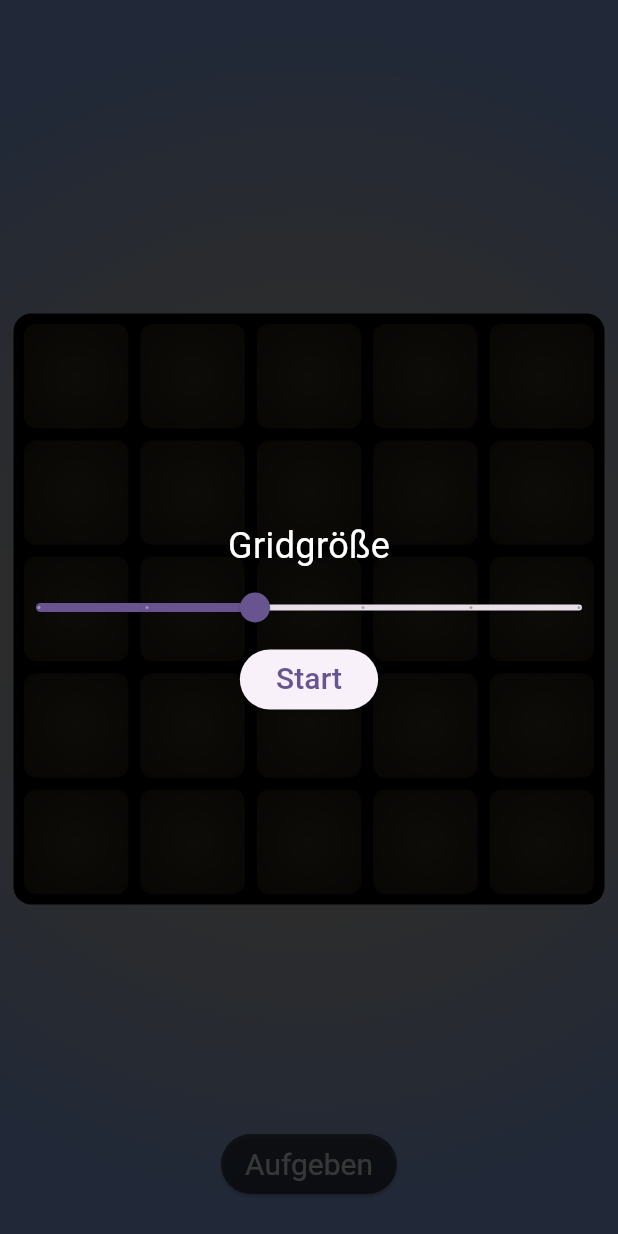
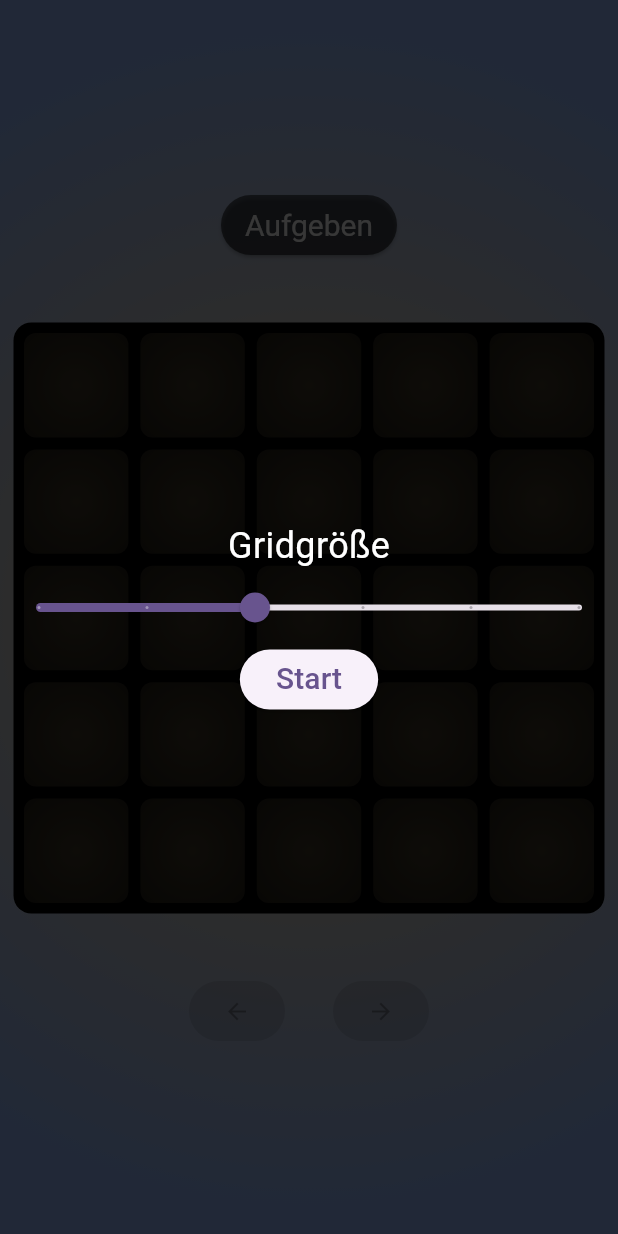
Before and after one commit to Mike4A/lights_out, a Flutter app: the screen it shows after launch, on a phone screen of 412 x 824 dp. Run offline on Flutter 3.47's test engine with Material 3 defaults, Android fonts, the phone set to English and light mode, and no system bars.

Commit message:
preparing for history

```diff
--- a/lib/screens/game_screen.dart
+++ b/lib/screens/game_screen.dart
@@ -20,6 +20,20 @@ class _GameScreenState extends State<GameScreen> {
   final Random _rng = Random();
   late double _hue;
 
+  Color get _getLightColor => HSLColor.fromAHSL(
+    1,
+    _hue,
+    AppConstants.lightSaturation,
+    AppConstants.lightLuminosity,
+  ).toColor();
+
+  Color get _getBackgroundColor => HSLColor.fromAHSL(
+    1,
+    (_hue + 180) % 360,
+    AppConstants.lightSaturation,
+    AppConstants.lightLuminosity,
+  ).toColor();
+
   @override
   void initState() {
     super.initState();
@@ -34,6 +48,23 @@ class _GameScreenState extends State<GameScreen> {
   void _startNewGame() {
     _randomizerTicks = 0;
     _randomizeGrid(100);
+  }
+
+  void _endGame() {
+    setState(() {
+      _randomizerTicks = 1000;
+      _showSizeOverlay = true;
+      _listenToLightTaps = false;
+    });
+  }
+
+  void _handleGameOver() {
+    if (_grid.every((row) => row.every((cell) => cell == false))) {
+      setState(() {
+        _listenToLightTaps = false;
+      });
+      Future.delayed(Duration(seconds: 3), () => _endGame());
+    }
   }
 
   void _toggleLights(int x, int y) {
@@ -60,44 +91,12 @@ class _GameScreenState extends State<GameScreen> {
     if (_randomizerTicks <= _gridSize * 10) {
       nextDelayMs = 100;
     } else {
-      nextDelayMs =
-          (_randomizerTicks - _gridSize * 10) * (100 - _gridSize * 10);
+      nextDelayMs = (_randomizerTicks - _gridSize * 10) * (100 - _gridSize * 10);
     }
     if (nextDelayMs > 1000) nextDelayMs = -1;
     Future.delayed(Duration(milliseconds: delayMs), () {
       _randomizeGrid(nextDelayMs);
     });
-  }
-
-  void _checkGameOver() {
-    if (_grid.every((row) => row.every((cell) => cell == false))) {
-      setState(() {
-        _listenToLightTaps = false;
-      });
-      Future.delayed(Duration(seconds: 3), () {
-        setState(() {
-          _showSizeOverlay = true;
-        });
-      });
-    }
-  }
-
-  Color _getLightColor() {
-    return HSLColor.fromAHSL(
-      1,
-      _hue,
-      AppConstants.lightSaturation,
-      AppConstants.lightLuminosity,
-    ).toColor();
-  }
-
-  Color _getBackgroundColor() {
-    return HSLColor.fromAHSL(
-      1,
-      (_hue + 180) % 360,
-      AppConstants.lightSaturation,
-      AppConstants.lightLuminosity,
-    ).toColor();
   }
 
   @override
@@ -108,17 +107,27 @@ class _GameScreenState extends State<GameScreen> {
           Container(
             decoration: BoxDecoration(
               gradient: RadialGradient(
-                colors: [_getLightColor(), _getBackgroundColor()],
+                colors: [_getLightColor, _getBackgroundColor],
                 center: Alignment.center,
                 radius: 0.95,
               ),
             ),
-            child: Column(
+            child: _buildGameFrame(),
+          ),
+          if (_showSizeOverlay) Positioned.fill(child: _buildOverlay()),
+        ],
+      ),
+    );
+  }
+
+
+  Widget _buildGameFrame() {
+    return Column(
       children: [
-                const SizedBox(height: 60),
-                Expanded(
-                  child: Center(
-                    child: AspectRatio(
+        const Spacer(),
+        _buildGiveUpButton(),
+        const SizedBox(height: 32),
+        AspectRatio(
           aspectRatio: 1,
           child: Padding(
             padding: const EdgeInsets.all(9),
@@ -132,37 +141,23 @@ class _GameScreenState extends State<GameScreen> {
             ),
           ),
         ),
-                  ),
-                ),
-                Padding(
-                  padding: const EdgeInsets.only(bottom: 24.0),
-                  child: ElevatedButton(
+        const SizedBox(height: 32),
+        _buildNavButtons(),
+        const Spacer(),
+      ],
+    );
+  }
+
+  Widget _buildGiveUpButton() {
+    return ElevatedButton(
       style: ElevatedButton.styleFrom(
         backgroundColor: Colors.black54,
         foregroundColor: Colors.white,
-                      padding: const EdgeInsets.symmetric(
-                        horizontal: 16,
-                        vertical: 8,
-                      ),
+        padding: const EdgeInsets.symmetric(horizontal: 16, vertical: 8),
         textStyle: const TextStyle(fontSize: 20),
       ),
-                    onPressed: () {
-                      setState(() {
-                        _randomizerTicks = 1000;
-                        _showSizeOverlay = true;
-                        _listenToLightTaps = false;
-                      });
-                    },
+      onPressed: _endGame,
       child: const Text('Aufgeben'),
-                  ),
-                ),
-              ],
-            ),
-          ),
-          // Overlay
-          if (_showSizeOverlay) Positioned.fill(child: _buildOverlay()),
-        ],
-      ),
     );
   }
 
@@ -180,7 +175,7 @@ class _GameScreenState extends State<GameScreen> {
                   onTap: () {
                     if (_listenToLightTaps) {
                       _toggleLights(x, y);
-                      _checkGameOver();
+                      _handleGameOver();
                     } else {
                       null;
                     }
@@ -191,18 +186,12 @@ class _GameScreenState extends State<GameScreen> {
                     decoration: BoxDecoration(
                       gradient: _grid[x][y]
                           ? RadialGradient(
-                              colors: [
-                                _getLightColor(),
-                                _getLightColor().withAlpha(100),
-                              ],
+                              colors: [_getLightColor, _getLightColor.withAlpha(100)],
                               center: Alignment.center,
                               radius: 0.8,
                             )
                           : RadialGradient(
-                              colors: [
-                                _getLightColor().withAlpha(64),
-                                _getLightColor().withAlpha(32),
-                              ],
+                              colors: [_getLightColor.withAlpha(64), _getLightColor.withAlpha(32)],
                               center: Alignment.center,
                               radius: 0.8,
                             ),
@@ -211,7 +200,7 @@ class _GameScreenState extends State<GameScreen> {
                       boxShadow: _grid[x][y]
                           ? [
                               BoxShadow(
-                                color: _getLightColor().withAlpha(32),
+                                color: _getLightColor.withAlpha(32),
                                 blurRadius: 12,
                                 spreadRadius: 1,
                               ),
@@ -228,16 +217,42 @@ class _GameScreenState extends State<GameScreen> {
     );
   }
 
+  Widget _buildNavButtons() {
+    return Row(
+      mainAxisAlignment: MainAxisAlignment.center,
+      children: [
+        ElevatedButton(
+          onPressed: _goBack(),
+          style: ElevatedButton.styleFrom(
+            backgroundColor: Colors.black54,
+            foregroundColor: Colors.white,
+            padding: const EdgeInsets.symmetric(horizontal: 16, vertical: 8),
+            textStyle: const TextStyle(fontSize: 20),
+          ),
+          child: const Icon(Icons.arrow_back),
+        ),
+        const SizedBox(width: 32),
+        ElevatedButton(
+          onPressed: _goForward(),
+          style: ElevatedButton.styleFrom(
+            backgroundColor: Colors.black54,
+            foregroundColor: Colors.white,
+            padding: const EdgeInsets.symmetric(horizontal: 16, vertical: 8),
+            textStyle: const TextStyle(fontSize: 20),
+          ),
+          child: const Icon(Icons.arrow_forward),
+        ),
+      ],
+    );
+  }
+
   Widget _buildOverlay() {
     return Container(
       color: Colors.black.withAlpha(200),
       child: Column(
         mainAxisAlignment: MainAxisAlignment.center,
         children: [
-          const Text(
-            'Gridgröße',
-            style: TextStyle(color: Colors.white, fontSize: 24),
-          ),
+          const Text('Gridgröße', style: TextStyle(color: Colors.white, fontSize: 24)),
           Slider(
             value: _gridSize.toDouble(),
             min: 3,
@@ -264,4 +279,8 @@ class _GameScreenState extends State<GameScreen> {
       ),
     );
   }
+
+  _goForward() {}
+
+  _goBack() {}
 }
```
Lines whose indentation alone changed are shown as unchanged.
